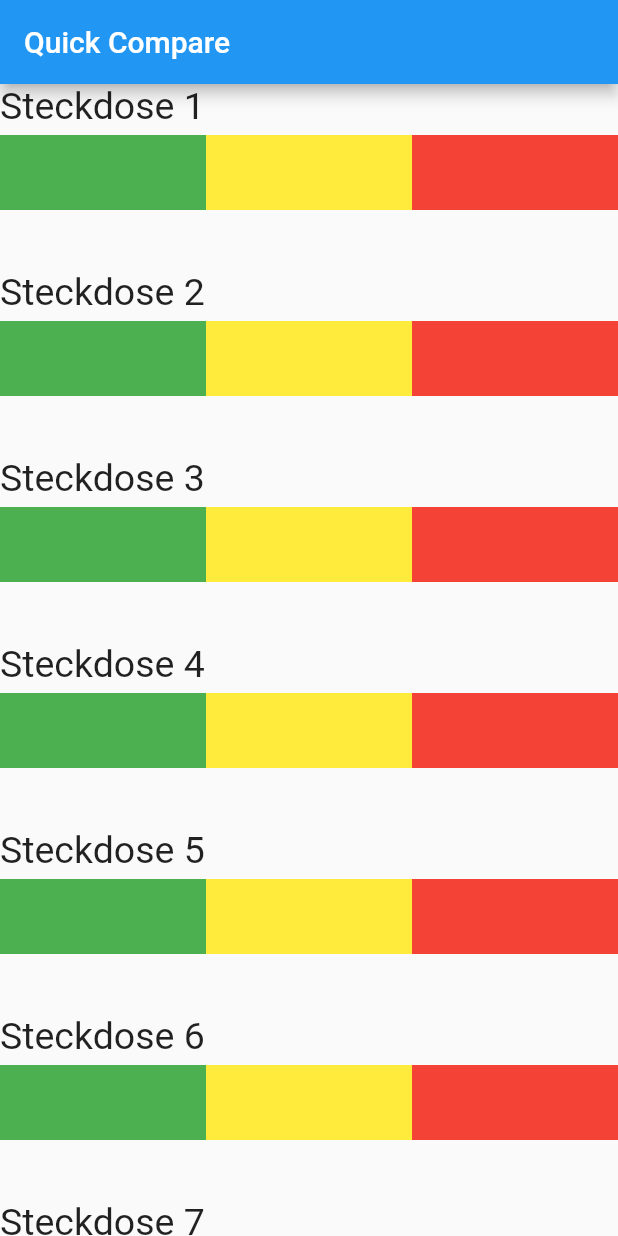
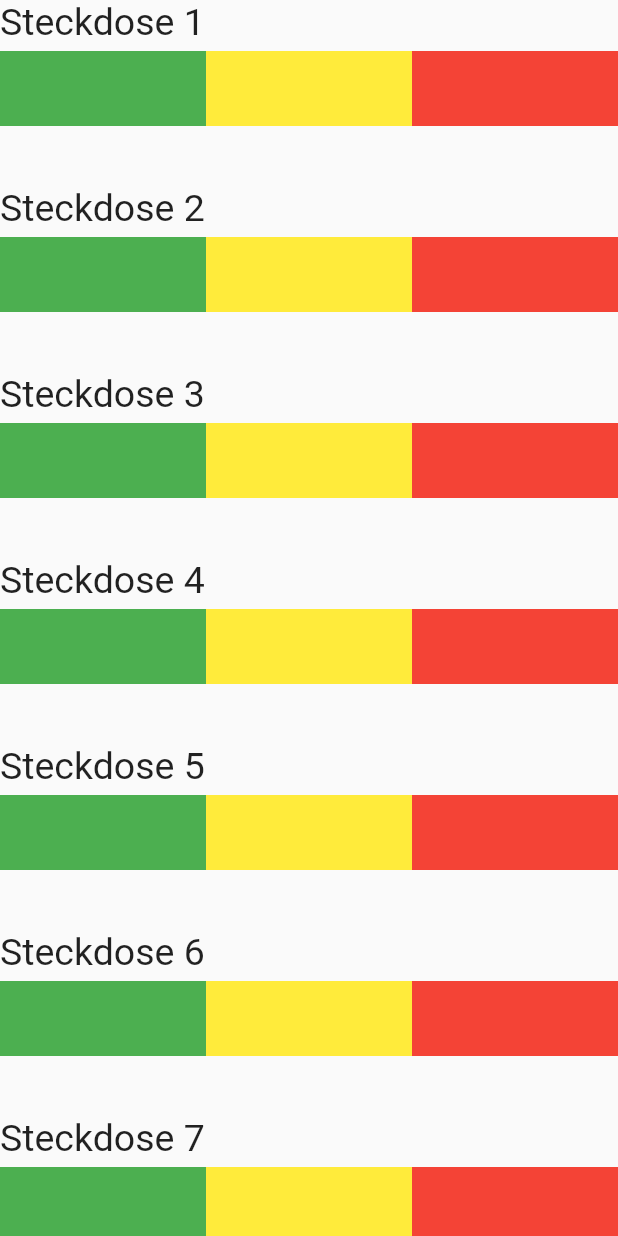
Before and after one commit to Nino678190/Quick-Compare, a Flutter app: the screen it shows after launch, on a phone screen of 412 x 824 dp. Run offline on Flutter 3.47's test engine with Material 2 defaults, Android fonts, the phone set to English and light mode, and no system bars.

Commit message:
removed top bar

```diff
--- a/quick_compare/lib/main.dart
+++ b/quick_compare/lib/main.dart
@@ -28,7 +28,6 @@ class _QuickCompareState extends State<QuickCompare> {
   @override
   Widget build(BuildContext context) {
     return Scaffold(
-      appBar: AppBar(title: Text("Quick Compare")),
       body: Column(
         children: <Widget>[
           Expanded(
```
